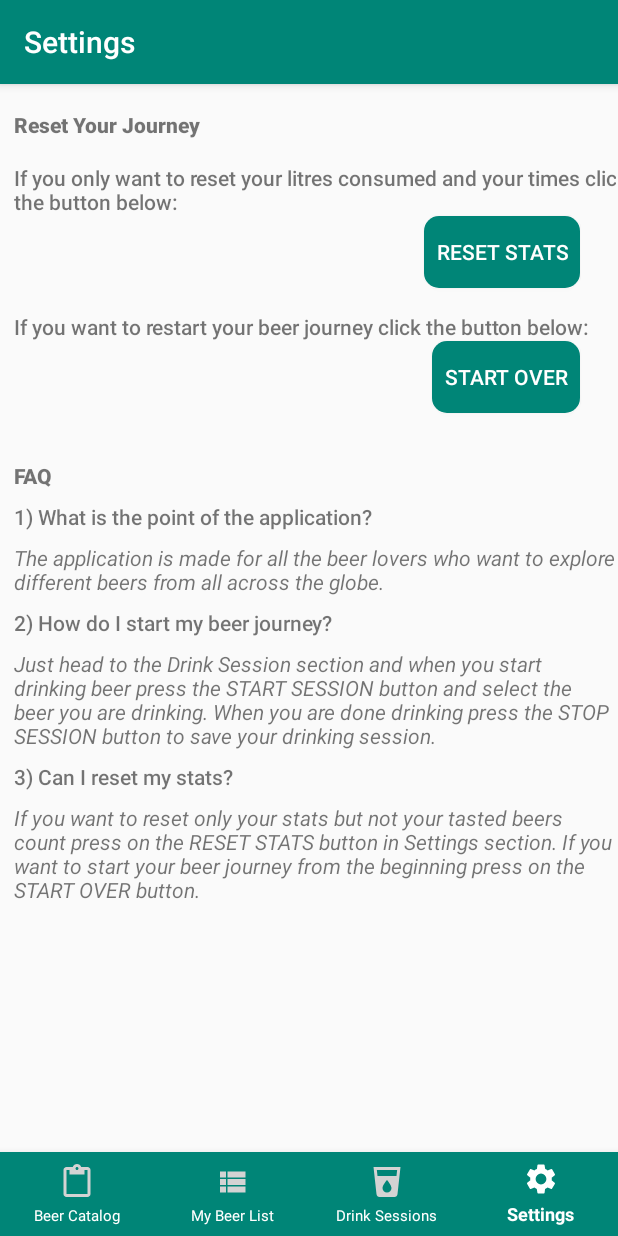
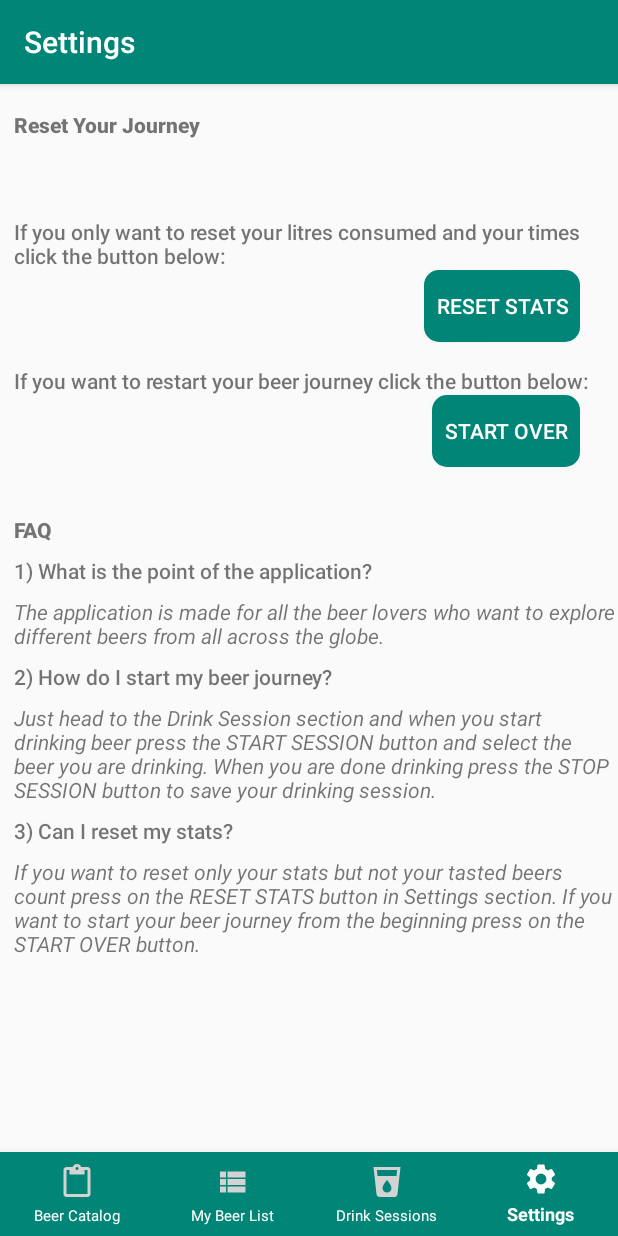
Before and after one commit to nikopetr/My-Beer-Journey, an Android app: the screen it shows after launch (MainActivity), item 4 of the bottom bar chosen, on a phone screen of 412 x 824 dp. Run offline under Robolectric (Android 15) with nearby library versions, the light colour scheme and no system bars.

Commit message:
Update fragment_settings.xml

```diff
--- a/BeerApp/app/src/main/res/layout/fragment_settings.xml
+++ b/BeerApp/app/src/main/res/layout/fragment_settings.xml
@@ -32,17 +32,21 @@
                 android:layout_marginTop="16dp"
                 android:fontFamily="sans-serif-black"
                 android:text="@string/reset_title"
+                app:layout_constraintEnd_toEndOf="parent"
+                app:layout_constraintHorizontal_bias="0.0"
                 app:layout_constraintStart_toStartOf="parent"
                 app:layout_constraintTop_toTopOf="parent" />
 
             <TextView
                 android:id="@+id/resetStatsText"
-                android:layout_width="wrap_content"
+                android:layout_width="0dp"
                 android:layout_height="wrap_content"
                 android:layout_marginStart="8dp"
-                android:layout_marginTop="16dp"
+                android:layout_marginTop="52dp"
+                android:fontFamily="sans-serif-medium"
                 android:text="@string/reset_stats_text"
-                android:fontFamily="sans-serif-medium"
+                app:layout_constraintEnd_toEndOf="parent"
+                app:layout_constraintHorizontal_bias="0.0"
                 app:layout_constraintStart_toStartOf="parent"
                 app:layout_constraintTop_toBottomOf="@+id/resetJourneyTitleTextView" />
 
@@ -51,20 +55,24 @@
                 android:layout_width="wrap_content"
                 android:layout_height="wrap_content"
                 android:layout_marginEnd="24dp"
+                android:background="@drawable/custom_buttons"
                 android:text="@string/reset_stats_button"
-                android:background="@drawable/custom_buttons"
                 android:textColor="@android:color/white"
                 app:layout_constraintEnd_toEndOf="parent"
+                app:layout_constraintHorizontal_bias="1.0"
+                app:layout_constraintStart_toStartOf="parent"
                 app:layout_constraintTop_toBottomOf="@+id/resetStatsText" />
 
             <TextView
                 android:id="@+id/resetJourneyText"
-                android:layout_width="wrap_content"
+                android:layout_width="0dp"
                 android:layout_height="wrap_content"
                 android:layout_marginStart="8dp"
                 android:layout_marginTop="16dp"
+                android:fontFamily="sans-serif-medium"
                 android:text="@string/reset_text"
-                android:fontFamily="sans-serif-medium"
+                app:layout_constraintEnd_toEndOf="parent"
+                app:layout_constraintHorizontal_bias="0.0"
                 app:layout_constraintStart_toStartOf="parent"
                 app:layout_constraintTop_toBottomOf="@+id/resetStatsButton" />
 
@@ -73,10 +81,12 @@
                 android:layout_width="wrap_content"
                 android:layout_height="wrap_content"
                 android:layout_marginEnd="24dp"
+                android:background="@drawable/custom_buttons"
                 android:text="@string/reset_button"
-                android:background="@drawable/custom_buttons"
                 android:textColor="@android:color/white"
                 app:layout_constraintEnd_toEndOf="parent"
+                app:layout_constraintHorizontal_bias="1.0"
+                app:layout_constraintStart_toStartOf="parent"
                 app:layout_constraintTop_toBottomOf="@+id/resetJourneyText" />
 
             <TextView
@@ -85,8 +95,10 @@
                 android:layout_height="wrap_content"
                 android:layout_marginStart="8dp"
                 android:layout_marginTop="80dp"
+                android:fontFamily="sans-serif-black"
                 android:text="@string/faq_title"
-                android:fontFamily="sans-serif-black"
+                app:layout_constraintEnd_toEndOf="parent"
+                app:layout_constraintHorizontal_bias="0.0"
                 app:layout_constraintStart_toStartOf="parent"
                 app:layout_constraintTop_toBottomOf="@+id/resetJourneyText" />
 
@@ -96,8 +108,10 @@
                 android:layout_height="wrap_content"
                 android:layout_marginStart="8dp"
                 android:layout_marginTop="8dp"
+                android:fontFamily="sans-serif-medium"
                 android:text="@string/first_question"
-                android:fontFamily="sans-serif-medium"
+                app:layout_constraintEnd_toEndOf="parent"
+                app:layout_constraintHorizontal_bias="0.0"
                 app:layout_constraintStart_toStartOf="parent"
                 app:layout_constraintTop_toBottomOf="@+id/faq_title" />
 
@@ -107,10 +121,11 @@
                 android:layout_height="wrap_content"
                 android:layout_marginStart="8dp"
                 android:layout_marginTop="8dp"
+                android:fontFamily="sans-serif"
                 android:text="@string/first_answer"
-                android:fontFamily="sans-serif"
                 android:textStyle="italic"
                 app:layout_constraintEnd_toEndOf="parent"
+                app:layout_constraintHorizontal_bias="0.0"
                 app:layout_constraintStart_toStartOf="parent"
                 app:layout_constraintTop_toBottomOf="@+id/firstQuestionTextView" />
 
@@ -120,8 +135,10 @@
                 android:layout_height="wrap_content"
                 android:layout_marginStart="8dp"
                 android:layout_marginTop="8dp"
+                android:fontFamily="sans-serif-medium"
                 android:text="@string/second_question"
-                android:fontFamily="sans-serif-medium"
+                app:layout_constraintEnd_toEndOf="parent"
+                app:layout_constraintHorizontal_bias="0.0"
                 app:layout_constraintStart_toStartOf="parent"
                 app:layout_constraintTop_toBottomOf="@+id/firstAnswerTextView" />
 
@@ -131,10 +148,11 @@
                 android:layout_height="wrap_content"
                 android:layout_marginStart="8dp"
                 android:layout_marginTop="8dp"
+                android:fontFamily="sans-serif"
                 android:text="@string/second_answer"
-                android:fontFamily="sans-serif"
                 android:textStyle="italic"
                 app:layout_constraintEnd_toEndOf="parent"
+                app:layout_constraintHorizontal_bias="0.0"
                 app:layout_constraintStart_toStartOf="parent"
                 app:layout_constraintTop_toBottomOf="@+id/secondQuestionTextView" />
 
@@ -144,8 +162,10 @@
                 android:layout_height="wrap_content"
                 android:layout_marginStart="8dp"
                 android:layout_marginTop="8dp"
+                android:fontFamily="sans-serif-medium"
                 android:text="@string/third_question"
-                android:fontFamily="sans-serif-medium"
+                app:layout_constraintEnd_toEndOf="parent"
+                app:layout_constraintHorizontal_bias="0.0"
                 app:layout_constraintStart_toStartOf="parent"
                 app:layout_constraintTop_toBottomOf="@+id/secondAnswerTextView" />
 
@@ -155,10 +175,11 @@
                 android:layout_height="wrap_content"
                 android:layout_marginStart="8dp"
                 android:layout_marginTop="8dp"
+                android:fontFamily="sans-serif"
                 android:text="@string/third_answer"
-                android:fontFamily="sans-serif"
                 android:textStyle="italic"
                 app:layout_constraintEnd_toEndOf="parent"
+                app:layout_constraintHorizontal_bias="0.0"
                 app:layout_constraintStart_toStartOf="parent"
                 app:layout_constraintTop_toBottomOf="@+id/thirdQuestionTextView" />
 
```
